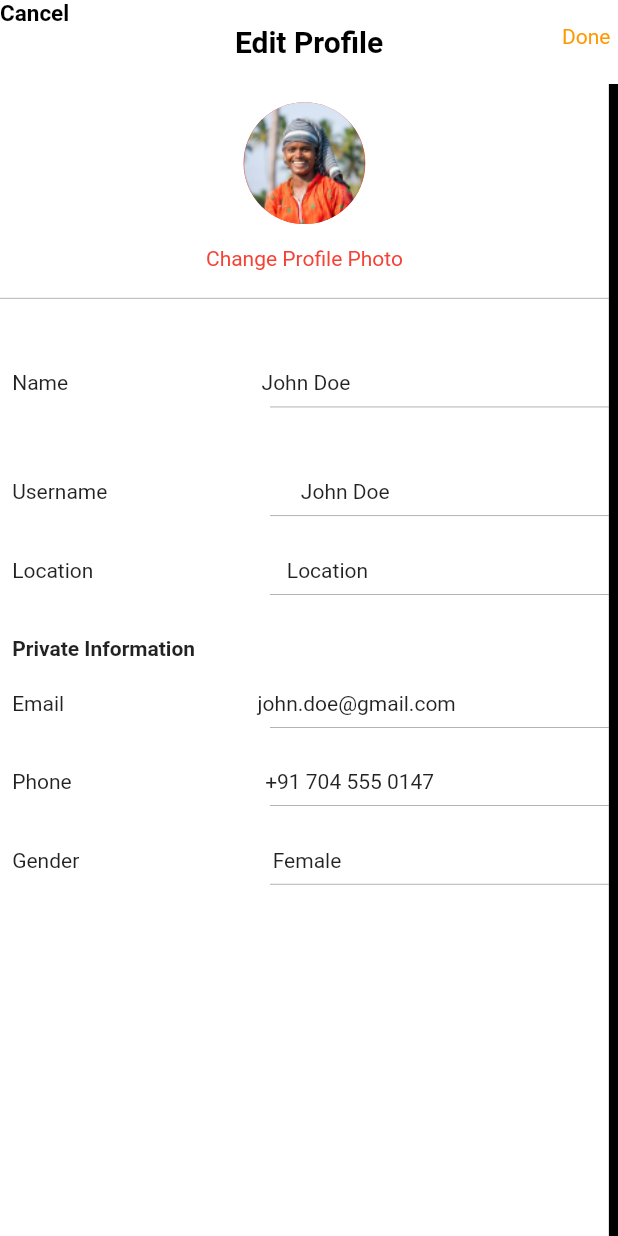
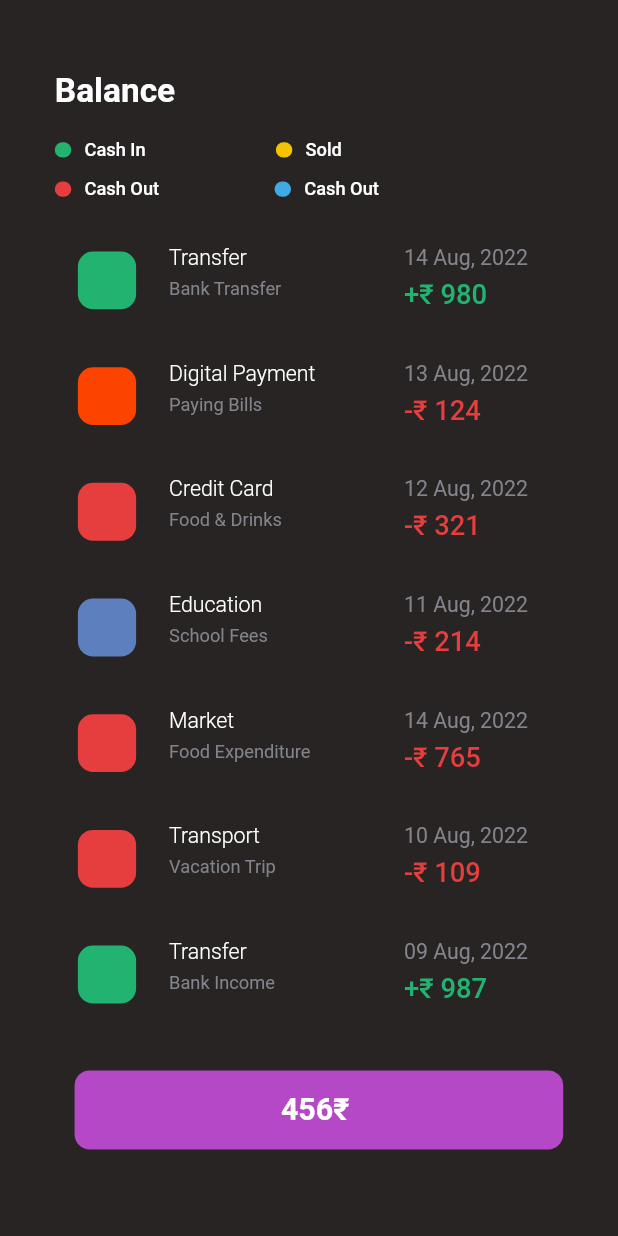
Before and after one commit to ipriyam26/Shift, a Flutter app: the screen it shows after launch, on a phone screen of 412 x 824 dp. Run offline on Flutter 3.47's test engine with Material 2 defaults, Android fonts, the phone set to English and light mode, and no system bars; our stand-ins replace buttons_tabbar, cached_network_image, equatable, flutter_screenutil, get, google_fonts and 1 more.

Commit message:
balance-full-frontend

```diff
--- a/lib/home/views/homeView.dart
+++ b/lib/home/views/homeView.dart
@@ -1,4 +1,3 @@
-import 'package:flutter/cupertino.dart';
 import 'package:flutter/material.dart';
 import 'package:get/get_state_manager/get_state_manager.dart';
 
--- a/lib/main.dart
+++ b/lib/main.dart
@@ -1,12 +1,10 @@
 import 'package:flutter/material.dart';
 import 'package:flutter_screenutil/flutter_screenutil.dart';
 import 'package:get/get_navigation/src/root/get_material_app.dart';
-import 'package:money_goes_brr/user/screen/edit.dart';
-
-import 'package:money_goes_brr/user/screen/user.dart';
+import 'package:money_goes_brr/user/screen/balance.dart';
 
 
-import 'authentication/view/sign_in.dart';
+
 
 void main() {
   runApp(const MyApp());
@@ -25,10 +23,7 @@ class MyApp extends StatelessWidget {
       builder: (context, a) {
         return  GetMaterialApp(
           debugShowCheckedModeBanner: false,
-          home: EditScreen(
-
-
-
+          home: BalanceScreen(
           ),
         );
       },
--- /dev/null
+++ b/lib/user/screen/balance.dart
@@ -0,0 +1,209 @@
+import 'package:flutter/material.dart';
+import 'package:flutter_screenutil/flutter_screenutil.dart';
+class BalanceScreen extends StatelessWidget {
+
+  @override
+  Widget build(BuildContext context) {
+    return Scaffold(
+      backgroundColor: const Color(0xff282424),
+      body: Padding(
+        padding:  EdgeInsets.all(36.sp),
+        child: SingleChildScrollView(
+          child: Column(
+
+            crossAxisAlignment: CrossAxisAlignment.start,
+            children: [
+              SizedBox(height: 10.h,),
+              Text("Balance" , style: TextStyle(fontWeight: FontWeight.w600 ,fontSize: 22.sp,color: Colors.white ),),
+              SizedBox(
+                height:20.h
+              ),
+              Row(
+                mainAxisAlignment: MainAxisAlignment.start,
+                children: [
+                  buildRow(title: 'Cash In' ,  color: const Color(0xff23B371)),
+                  SizedBox(
+                    width: 79.w,
+                  ),
+                  buildRow(title: 'Sold' ,  color: const Color(0xffF4C300)),
+
+                ],
+              ),
+              SizedBox(height: 12.h,),
+              Row(
+                mainAxisAlignment: MainAxisAlignment.start,
+                children: [
+                  buildRow(title: 'Cash Out' ,  color: const Color(0xffE63E3E)),
+                  SizedBox(
+                    width: 70.w,
+                  ),
+                  buildRow(title: 'Cash Out' ,  color: const Color(0xff3EAAE6)),
+
+                ],
+              ),
+              SizedBox(
+                height: 20.h,
+              ),
+
+
+             Column(
+               mainAxisAlignment: MainAxisAlignment.center,
+               children: [
+                 const PaymentRow( bg : Color(0xff23B371), title: 'Transfer',subtitle: 'Bank Transfer',color: Color(0xff23B371),date: "14 Aug, 2022",amount: "980", cashOut: false,),
+                 SizedBox(height: 10.h,),
+                 const PaymentRow( bg : Color(0xffFC4300), title: 'Digital Payment',subtitle: 'Paying Bills',color: Color(0xff23B371),date: "13 Aug, 2022",amount: "124", cashOut: true,),
+                 SizedBox(height: 10.h,),
+
+                 const PaymentRow( bg : Color(0xffE63E3E), title: 'Credit Card',subtitle: 'Food & Drinks',color: Color(0xff23B371),date: "12 Aug, 2022",amount: "321", cashOut: true,),
+                 SizedBox(height: 10.h,),
+
+                 const PaymentRow( bg : Color(0xff5D7FBE), title: 'Education',subtitle: 'School Fees',color: Color(0xff23B371),date: "11 Aug, 2022",amount: "214", cashOut: true,),
+                 SizedBox(height: 10.h,),
+
+                 const PaymentRow( bg : Color(0xffE63E3E), title: 'Market',subtitle: 'Food Expenditure',color: Color(0xff23B371),date: "14 Aug, 2022",amount: "765", cashOut: true,),
+                 SizedBox(height: 10.h,),
+
+
+                 const PaymentRow( bg : Color(0xffE63E3E), title: 'Transport',subtitle: 'Vacation Trip',color: Color(0xff23B371),date: "10 Aug, 2022",amount: "109", cashOut: true,),
+                 SizedBox(height: 10.h,),
+
+                 const PaymentRow( bg : Color(0xff23B371), title: 'Transfer',subtitle: 'Bank Income',color: Color(0xff23B371),date: "09 Aug, 2022",amount: "987", cashOut: false,),
+                 SizedBox(height: 30.h,),
+                 Padding(
+                   padding:  EdgeInsets.only(left: 12.w),
+                   child: Container(
+                     width: 304.w,
+                     height: 52.h,
+                      decoration: BoxDecoration(
+                        color: const Color(0xffB548C6),
+                        borderRadius: BorderRadius.circular(10.r),
+
+
+                      ),
+                     child: Center(child: Text("456₹ " , style: TextStyle(color: Colors.white,fontSize: 20.sp,fontWeight: FontWeight.w600),)),
+                   ),
+                 )
+               ],
+             )
+
+            ],
+
+
+
+          ),
+        ),
+      ),
+    );
+  }
+
+  Row buildRow({required String title, required Color color}) {
+    return Row(
+            children: [
+              Container(
+                width: 10.w,
+                height: 10.h,
+                decoration: BoxDecoration(
+                  color: (color),
+                  borderRadius: BorderRadius.circular(20.sp),
+
+                ),
+
+
+              ),
+              SizedBox(
+                width: 8.w,
+              ),
+              Text(title , style: TextStyle(fontWeight: FontWeight.w500 , fontSize: 12.sp , color: Colors.white),)
+
+            ],
+          );
+  }
+}
+
+class PaymentRow extends StatelessWidget {
+  const PaymentRow({
+    Key? key, required this.title, required this.date, required this.amount, required this.color, required this.subtitle, required this.bg, required this.cashOut
+  }) : super(key: key);
+
+  final String title ;
+  final String subtitle ;
+  final String amount ;
+  final Color color ;
+  final String date;
+  final bool cashOut;
+
+
+  final Color bg;
+  @override
+  Widget build(BuildContext context) {
+    return Padding(
+      padding:  EdgeInsets.only(right : 8.sp),
+      child: Container(
+        width: 359.w,
+        height: 66.h,
+        decoration: BoxDecoration(
+          color: const Color(0xff282424),
+          borderRadius: BorderRadius.circular(10.r),
+          boxShadow: [
+            BoxShadow(
+              color: const Color(0xff282424).withOpacity(0.1),
+              spreadRadius: 0,
+              blurRadius: 4,
+              offset: const Offset(0, 4), // changes position of shadow
+            ),
+          ],
+
+
+        ),
+        child: Padding(
+          padding:  EdgeInsets.only(left: 14.w,right: 14.w),
+          child: Row(
+            mainAxisAlignment: MainAxisAlignment.spaceBetween,
+            children: [
+              Row(
+                children: [
+                  Container(
+                    width: 35.34.w,
+                    height: 38.h,
+                    decoration: BoxDecoration(
+                      color: bg,
+                      borderRadius: BorderRadius.circular(10.r),
+                    ),
+                  ),
+                  SizedBox(
+                    width: 20.w,
+                  ),
+
+                  Column(
+                    crossAxisAlignment: CrossAxisAlignment.start,
+                    children: [
+                      SizedBox(
+                        height: 10.h,
+                      ),
+                      Text(title,style: TextStyle(fontSize: 14.sp, fontWeight: FontWeight.w300,color: Colors.white,),
+                      ),
+                      SizedBox(height: 5.h,),
+                      Text(subtitle,style: TextStyle(color: const Color(0xff83848B),fontSize: 12.sp,fontWeight: FontWeight.w400),)
+                    ],
+                  ),
+                ],
+              ),
+              Column(
+                crossAxisAlignment: CrossAxisAlignment.start,
+                children: [
+                  SizedBox(
+                    height: 10.h,
+                  ),
+                  Text(date,style: TextStyle(fontSize: 14.sp, fontWeight: FontWeight.w400,color: const Color(0xff83848B)),),
+                  SizedBox(height: 5.h,),
+                cashOut?   Text( "-₹ $amount",style: TextStyle(fontWeight: FontWeight.w500, fontSize: 18.sp, color: const Color(0xffE63E3E)),)
+                : Text( "+₹ $amount",style: TextStyle(fontWeight: FontWeight.w500, fontSize: 18.sp, color: const Color(0xff23B371)),)
+                ],
+              )
+            ],
+          ),
+        ),
+      ),
+    );
+  }
+}
--- a/lib/user/screen/edit.dart
+++ b/lib/user/screen/edit.dart
@@ -1,7 +1,6 @@
 import 'package:flutter/material.dart';
 import 'package:flutter_screenutil/flutter_screenutil.dart';
 import 'package:get/get.dart';
-import 'package:get/get_core/src/get_main.dart';
 import 'package:money_goes_brr/user/controller/user.dart';
 
 class EditScreen extends StatelessWidget {
--- a/lib/user/screen/user.dart
+++ b/lib/user/screen/user.dart
@@ -9,7 +9,6 @@ import 'package:get/get.dart';
 import 'package:google_fonts/google_fonts.dart';
 import 'package:money_goes_brr/user/controller/user.dart';
 import 'package:shimmer/shimmer.dart';
-import 'package:transparent_image/transparent_image.dart';
 
 class User extends StatelessWidget {
   User({super.key});
@@ -69,7 +68,7 @@ class User extends StatelessWidget {
           const PurchaseDetails(),
           const BalanceProfit(),
           const Line(),
-          Container(
+          SizedBox(
             height: 420.h,
             child: DefaultTabController(
                 length: 3,
@@ -137,7 +136,7 @@ class TabView extends StatelessWidget {
         itemBuilder: (BuildContext context, int index) {
           return Container(
             padding: EdgeInsets.all(5.w),
-            decoration: BoxDecoration(
+            decoration: const BoxDecoration(
                 color: Colors.transparent,
                 borderRadius: BorderRadius.all(Radius.circular(15))),
             child: Stack(alignment: Alignment.bottomRight, children: [
@@ -393,7 +392,7 @@ class Header extends StatelessWidget {
             children:  [
               ProfilePicture(),
               NameCaption(),
-              EditProfile(),
+              const EditProfile(),
             ]));
   }
 }
```
